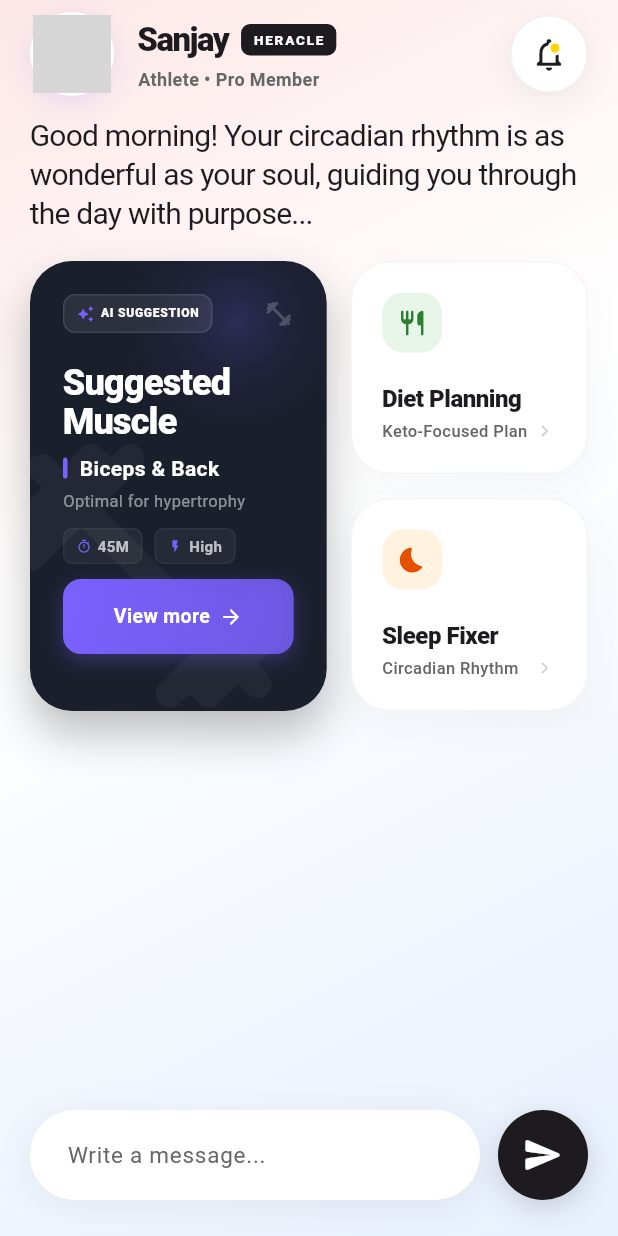
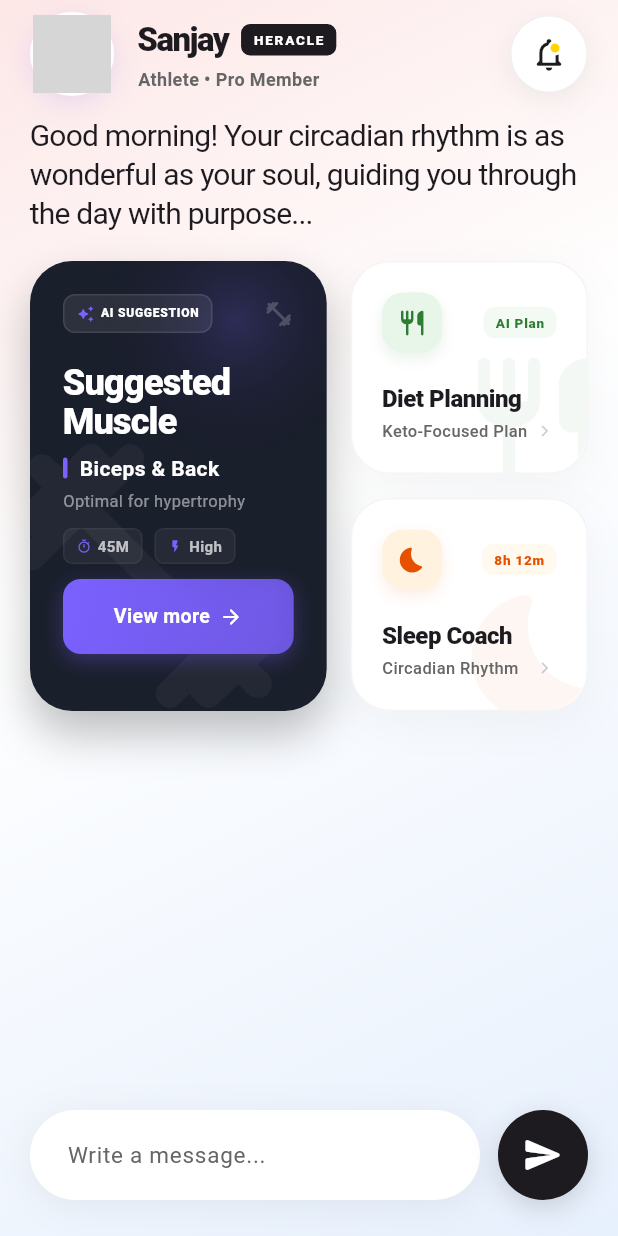
Before and after one commit to sanjaysagar12/ai_heracle_fit, a Flutter app: the screen it shows after launch, on a phone screen of 412 x 824 dp. Run offline on Flutter 3.47's test engine with Material 3 defaults, Android fonts, the light colour scheme and no system bars; network calls fail; grey boxes are pictures that could not be loaded.

Commit message:
feat: add `AiCardsSection` widget to the dashboard for displaying AI-generated fitness suggestions.

```diff
--- a/lib/page/dashboard/widgets/ai_cards_section.dart
+++ b/lib/page/dashboard/widgets/ai_cards_section.dart
@@ -33,14 +33,16 @@ class AiCardsSection extends StatelessWidget {
                 icon: Icons.restaurant_rounded,
                 iconBg: const Color(0xFFE8F5E9),
                 iconColor: const Color(0xFF2E7D32),
+                tag: 'AI Plan',
               ),
               const SizedBox(height: 16),
               _buildProfessionalSmallCard(
-                title: 'Sleep Fixer',
+                title: 'Sleep Coach',
                 subtitle: 'Circadian Rhythm',
                 icon: Icons.bedtime_rounded,
                 iconBg: const Color(0xFFFFF3E0),
                 iconColor: const Color(0xFFE65100),
+                tag: '8h 12m',
               ),
             ],
           ),
@@ -305,33 +307,76 @@ class AiCardsSection extends StatelessWidget {
     required IconData icon,
     required Color iconBg,
     required Color iconColor,
+    String? tag,
   }) {
     return Container(
-      height:
-          142, // Reduced from 152 to match the new hero card height (142*2 + 16 = 300)
-      padding: const EdgeInsets.all(20),
+      height: 142,
       decoration: BoxDecoration(
         color: Colors.white,
         borderRadius: BorderRadius.circular(26),
         boxShadow: [
           BoxShadow(
-            color: Colors.black.withOpacity(0.03),
-            blurRadius: 20,
-            offset: const Offset(0, 10),
+            color: Colors.black.withOpacity(0.04),
+            blurRadius: 24,
+            offset: const Offset(0, 8),
           ),
         ],
         border: Border.all(color: Colors.black.withOpacity(0.04), width: 1),
       ),
+      child: ClipRRect(
+        borderRadius: BorderRadius.circular(26),
+        child: Stack(
+          children: [
+            // Decorative Background Icon
+            Positioned(
+              right: -15,
+              bottom: -15,
+              child: Icon(icon, size: 100, color: iconColor.withOpacity(0.05)),
+            ),
+            Padding(
+              padding: const EdgeInsets.all(20),
               child: Column(
                 crossAxisAlignment: CrossAxisAlignment.start,
+                children: [
+                  Row(
+                    mainAxisAlignment: MainAxisAlignment.spaceBetween,
                     children: [
                       Container(
                         padding: const EdgeInsets.all(10),
                         decoration: BoxDecoration(
                           color: iconBg,
                           borderRadius: BorderRadius.circular(14),
+                          boxShadow: [
+                            BoxShadow(
+                              color: iconColor.withOpacity(0.1),
+                              blurRadius: 8,
+                              offset: const Offset(0, 4),
+                            ),
+                          ],
                         ),
                         child: Icon(icon, color: iconColor, size: 20),
+                      ),
+                      if (tag != null)
+                        Container(
+                          padding: const EdgeInsets.symmetric(
+                            horizontal: 8,
+                            vertical: 4,
+                          ),
+                          decoration: BoxDecoration(
+                            color: iconBg.withOpacity(0.5),
+                            borderRadius: BorderRadius.circular(8),
+                          ),
+                          child: Text(
+                            tag,
+                            style: TextStyle(
+                              fontSize: 9,
+                              fontWeight: FontWeight.w800,
+                              color: iconColor,
+                              letterSpacing: 0.5,
+                            ),
+                          ),
+                        ),
+                    ],
                   ),
                   const Spacer(),
                   Text(
@@ -369,6 +414,10 @@ class AiCardsSection extends StatelessWidget {
                   ),
                 ],
               ),
+            ),
+          ],
+        ),
+      ),
     );
   }
 }
```
Lines whose indentation alone changed are shown as unchanged.
